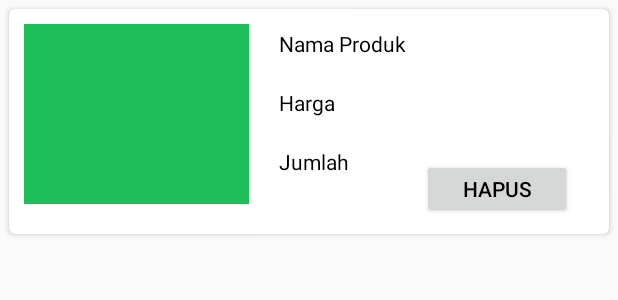
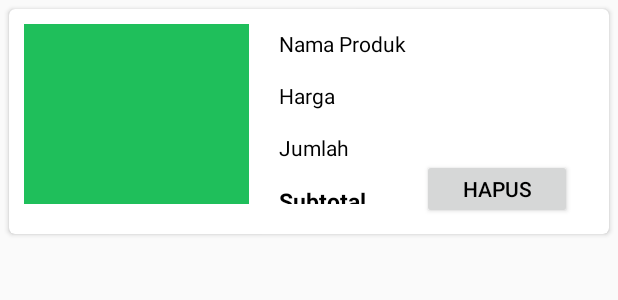
Before and after one commit to Danisalifian/AHIRO, an Android app: the layout cardview_keranjang.xml on its own in the app's theme, with its tools: preview values and no code run, on a phone screen of 412 x 824 dp. Shown: the top 300 px of the screen. Run offline under Robolectric (Android 15) with nearby library versions, the phone set to English and light mode, and no system bars.

Commit message:
kalkulasi total harga
kalkulasi total harga produk di keranjang

```diff
--- a/app/src/main/java/com/example/dan/ahiro/adapter/keranjangAdapter.java
+++ b/app/src/main/java/com/example/dan/ahiro/adapter/keranjangAdapter.java
@@ -10,7 +10,7 @@ import com.example.dan.ahiro.R;
 
 
 public class keranjangAdapter extends RecyclerView.ViewHolder {
-    public TextView tvNamaProduk, tvHarga, tvQty;
+    public TextView tvNamaProduk, tvHarga, tvQty, tvSubtotal;
     public CardView cvKeranjang;
     public ImageView ivGambar;
     public Button btnhapus;
@@ -21,6 +21,7 @@ public class keranjangAdapter extends RecyclerView.ViewHolder {
         tvNamaProduk = itemView.findViewById(R.id.tvNamaProduk);
         tvHarga = itemView.findViewById(R.id.tvHarga);
         tvQty = itemView.findViewById(R.id.tvQty);
+        tvSubtotal = itemView.findViewById(R.id.tvSubtotal);
         cvKeranjang = itemView.findViewById(R.id.cvKeranjang);
         ivGambar = itemView.findViewById(R.id.ivGambar);
         btnhapus = itemView.findViewById(R.id.btnhapus);
--- a/app/src/main/res/layout/activity_order.xml
+++ b/app/src/main/res/layout/activity_order.xml
@@ -72,7 +72,7 @@
                     <TextView
                         android:layout_width="match_parent"
                         android:layout_height="wrap_content"
-                        android:text="Total bayar"
+                        android:text="Total Harga"
                         android:layout_margin="10dp"
                         android:textSize="15sp"/>
 
@@ -91,7 +91,7 @@
                 <TextView
                     android:layout_width="match_parent"
                     android:layout_height="wrap_content"
-                    android:text="Total bayar belum termasuk biaya pengiriman"
+                    android:text="Total harga belum termasuk biaya pengiriman"
                     android:layout_marginLeft="10dp"
                     android:layout_marginRight="10dp"
                     android:layout_marginBottom="10dp"
--- a/app/src/main/res/layout/cardview_keranjang.xml
+++ b/app/src/main/res/layout/cardview_keranjang.xml
@@ -25,9 +25,9 @@
             android:id="@+id/tvNamaProduk"
             android:layout_width="111dp"
             android:layout_height="wrap_content"
-            android:layout_marginBottom="10dp"
             android:layout_marginLeft="180dp"
             android:layout_marginTop="13dp"
+            android:layout_marginBottom="5dp"
             android:text="Nama Produk"
             android:textColor="@android:color/black" />
 
@@ -39,7 +39,7 @@
             android:textColor="@android:color/black"
             android:layout_marginLeft="180dp"
             android:layout_marginTop="10dp"
-            android:layout_marginBottom="10dp"
+            android:layout_marginBottom="5dp"
             android:layout_below="@+id/tvNamaProduk"/>
 
         <TextView
@@ -51,9 +51,22 @@
             android:layout_marginLeft="180dp"
             android:layout_marginRight="110dp"
             android:layout_marginTop="10dp"
-            android:layout_marginBottom="20dp"
+            android:layout_marginBottom="5dp"
             android:layout_below="@+id/tvHarga"/>
 
+        <TextView
+            android:layout_width="match_parent"
+            android:layout_height="wrap_content"
+            android:id="@+id/tvSubtotal"
+            android:textSize="15sp"
+            android:layout_below="@+id/tvQty"
+            android:text="Subtotal"
+            android:layout_marginLeft="180dp"
+            android:layout_marginRight="110dp"
+            android:layout_marginTop="10dp"
+            android:layout_marginBottom="20dp"
+            android:textColor="@android:color/black"
+            android:textStyle="bold"/>
 
         <Button
             android:layout_width="100dp"
```
Also changed, not shown: app/src/main/java/com/example/dan/ahiro/BerandaFragment.java (+0 -25 lines), app/src/main/java/com/example/dan/ahiro/DetailProductActivity.java (+37 -26 lines), app/src/main/java/com/example/dan/ahiro/KeranjangFragment.java (+2 -12 lines), app/src/main/java/com/example/dan/ahiro/OrderActivity.java (+28 -1 lines), app/src/main/java/com/example/dan/ahiro/model/Keranjang.java (+3 -30 lines).
